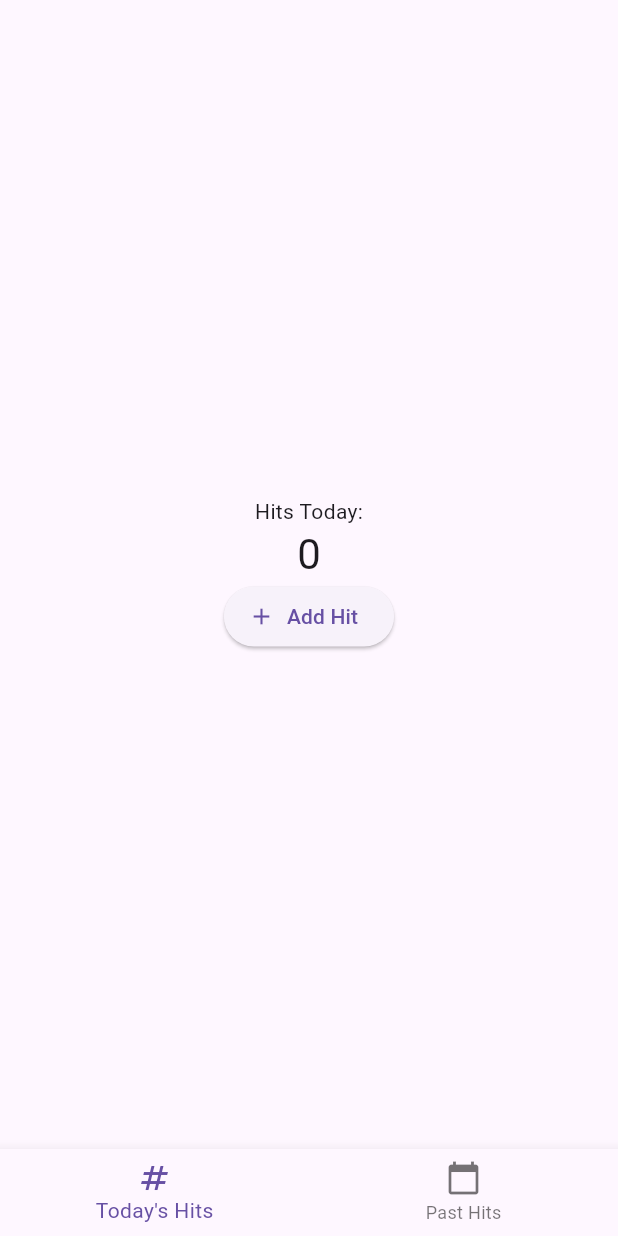
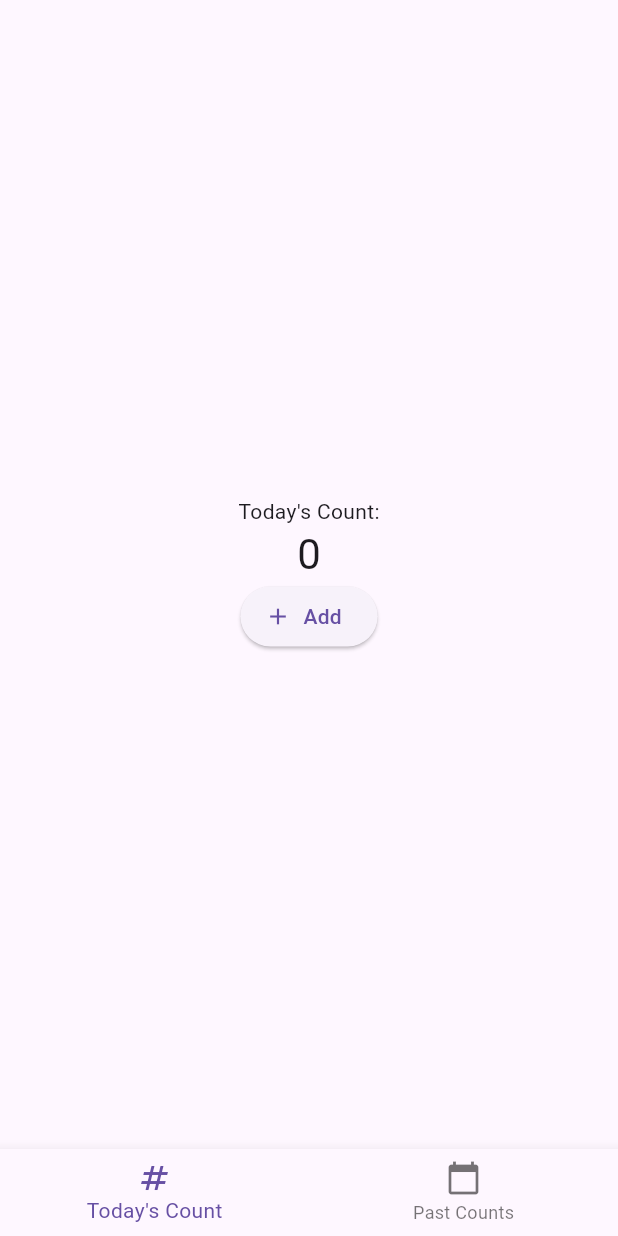
Before and after one commit to jewlexx/adtrac, a Flutter app: the screen it shows after launch, on a phone screen of 412 x 824 dp. Run offline on Flutter 3.47's test engine with Material 3 defaults, Android fonts, the phone set to English and light mode, and no system bars; our stand-ins replace shared_preferences; missing offline and left inert: file_saver.

Commit message:
rework language to not be vaping specific

```diff
--- a/lib/common.dart
+++ b/lib/common.dart
@@ -20,11 +20,11 @@ class _NavigationBottomBarState extends State<NavigationBottomBar> {
       items: const [
         BottomNavigationBarItem(
           icon: Icon(Icons.numbers),
-          label: "Today's Hits",
+          label: "Today's Count",
         ),
         BottomNavigationBarItem(
           icon: Icon(Icons.calendar_today),
-          label: 'Past Hits',
+          label: 'Past Counts',
         ),
       ],
       onTap: (value) => setState(
--- a/lib/counter.dart
+++ b/lib/counter.dart
@@ -35,7 +35,7 @@ class _CounterPageState extends State<CounterPage> {
                 mainAxisAlignment: MainAxisAlignment.center,
                 children: <Widget>[
                   const Text(
-                    'Hits Today:',
+                    "Today's Count:",
                   ),
                   Text(
                     "${counter.count}",
@@ -44,7 +44,7 @@ class _CounterPageState extends State<CounterPage> {
                   ElevatedButton.icon(
                     onPressed: () => setState(() => counter.increment()),
                     icon: const Icon(Icons.add),
-                    label: const Text("Add Hit"),
+                    label: const Text("Add"),
                   )
                 ],
               ),
```
